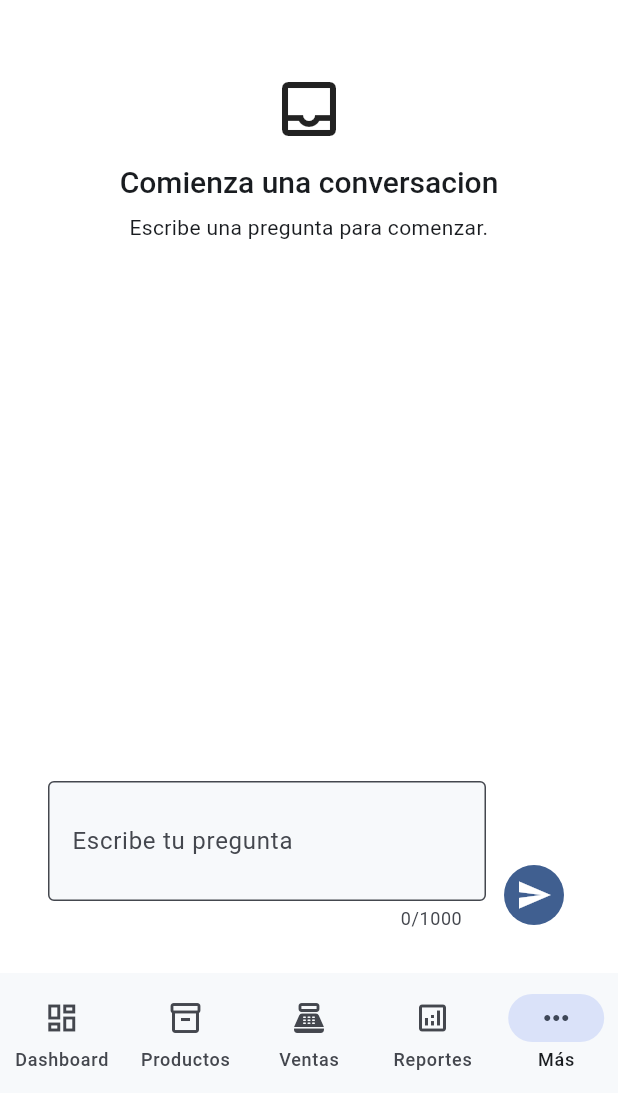
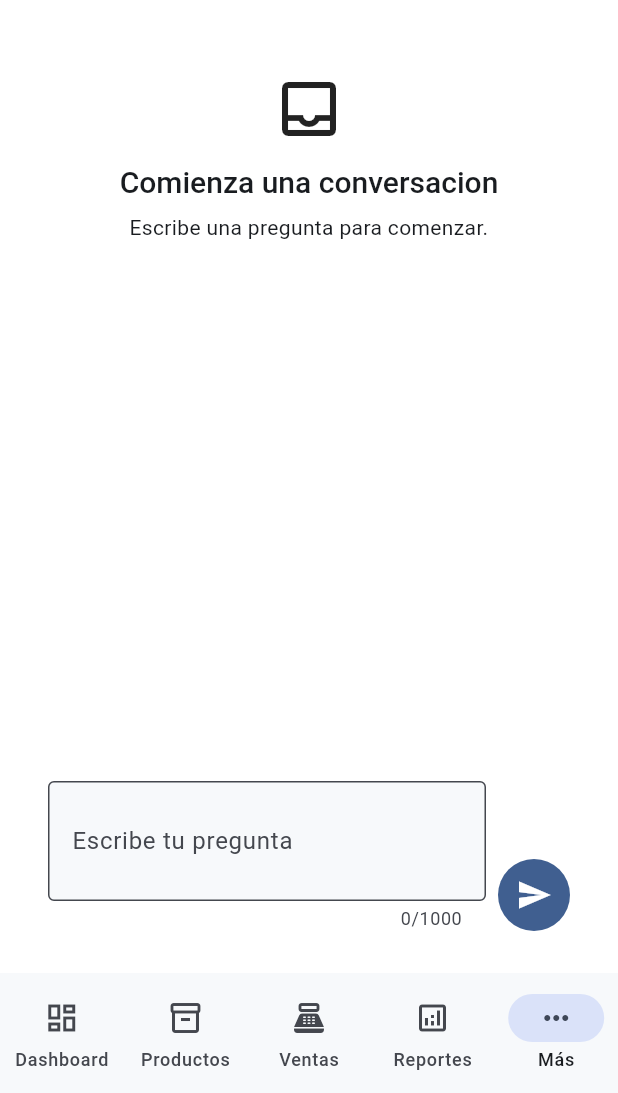
Before and after one commit to AndresCagua/FerrePlus, a Flutter app: the ChatPage screen opened by its route, on a phone screen of 412 x 824 dp, the part 143-1236 px from its top. Run offline on Flutter 3.47's test engine with Material 3 defaults, Android fonts, the light colour scheme and no system bars; our stand-ins replace dio, fl_chart, flutter_riverpod, flutter_secure_storage, freezed_annotation, go_router and 1 more; accounts and stored records are empty.

Commit message:
20260818
feat(flutter): dark mode, contraste y accesibilidad final

- Corrige fallbacks light-only y colores de chart/KPI en dark
- Ajusta contraste kpiAmber a #B45309 y outline dark a #E9EEF3
- Fija touch targets globales a 48dp
- Agrega semantic labels a FABs y anuncia valores del chart
- Adapta MetricsGrid a escala de texto 2.0 sin overflow
- Agrega tests de contraste light/dark y escala de texto

```diff
--- a/flutter/lib/presentation/features/chat/pages/chat_page.dart
+++ b/flutter/lib/presentation/features/chat/pages/chat_page.dart
@@ -79,7 +79,7 @@ class _ChatPageState extends ConsumerState<ChatPage> {
           if (chat.error != null)
             MaterialBanner(
               content: Text(chat.error!),
-              leading: const Icon(Icons.error_outline),
+              leading: const ExcludeSemantics(child: Icon(Icons.error_outline)),
               actions: <Widget>[
                 TextButton(
                   onPressed: () => ref.read(chatProvider.notifier).clearError(),
--- a/flutter/lib/presentation/features/commercial_pages.dart
+++ b/flutter/lib/presentation/features/commercial_pages.dart
@@ -80,6 +80,7 @@ class _VentasPageState extends ConsumerState<VentasPage> {
       floatingActionButton: permissions.contains(PermissionCodes.ventasCrear)
           ? FloatingActionButton(
               onPressed: () => context.push('/ventas/nuevo'),
+              tooltip: 'Nueva venta',
               child: const Icon(Icons.add),
             )
           : null,
@@ -511,6 +512,7 @@ class _ComprasPageState extends ConsumerState<ComprasPage> {
       floatingActionButton: permissions.contains(PermissionCodes.comprasCrear)
           ? FloatingActionButton(
               onPressed: () => context.push('/compras/nuevo'),
+              tooltip: 'Nueva compra',
               child: const Icon(Icons.add),
             )
           : null,
@@ -917,6 +919,7 @@ class MovimientosPage extends ConsumerWidget {
       floatingActionButton: canCreate
           ? FloatingActionButton(
               onPressed: () => context.push('/movimientos/nuevo'),
+              tooltip: 'Nuevo movimiento',
               child: const Icon(Icons.add),
             )
           : null,
@@ -1121,6 +1124,7 @@ class GastosPage extends ConsumerWidget {
       floatingActionButton: permissions.contains(PermissionCodes.gastosCrear)
           ? FloatingActionButton(
               onPressed: () => context.push('/gastos/nuevo'),
+              tooltip: 'Nuevo gasto',
               child: const Icon(Icons.add),
             )
           : null,
--- a/flutter/lib/presentation/features/mas/mas_page.dart
+++ b/flutter/lib/presentation/features/mas/mas_page.dart
@@ -148,9 +148,9 @@ class _MasTile extends StatelessWidget {
     label: 'Abrir ${item.label}',
     child: ListTile(
       minVerticalPadding: AppSpacing.space8,
-      leading: Icon(item.icon),
+      leading: ExcludeSemantics(child: Icon(item.icon)),
       title: Text(item.label),
-      trailing: const Icon(Icons.chevron_right),
+      trailing: const ExcludeSemantics(child: Icon(Icons.chevron_right)),
       onTap: () => context.go(item.route),
     ),
   );
--- a/flutter/lib/presentation/theme/app_colors.dart
+++ b/flutter/lib/presentation/theme/app_colors.dart
@@ -23,6 +23,8 @@ abstract final class AppColors {
   static const Color kpiPurple = Color(0xFF6A1B9A);
   static const Color kpiTeal = Color(0xFF00838F);
   static const Color kpiAmber = Color(0xFFFF8F00);
+  // Darker semantic amber keeps the KPI icon above 3:1 on light surfaces.
+  static const Color kpiAmberAccessible = Color(0xFFB45309);
   static const Color successContainerLight = Color(0xFFE8F5E9);
   static const Color errorContainerLight = Color(0xFFFFEBEE);
   static const Color successContainerDark = Color(0xFF1B5E20);
--- a/flutter/lib/presentation/theme/app_semantic_colors.dart
+++ b/flutter/lib/presentation/theme/app_semantic_colors.dart
@@ -38,6 +38,14 @@ class AppSemanticColors extends ThemeExtension<AppSemanticColors> {
   final Color successContainer;
   final Color errorContainer;
 
+  static AppSemanticColors of(BuildContext context) {
+    final AppSemanticColors? colors = Theme.of(
+      context,
+    ).extension<AppSemanticColors>();
+    if (colors != null) return colors;
+    return Theme.of(context).brightness == Brightness.dark ? dark : light;
+  }
+
   static const AppSemanticColors light = AppSemanticColors(
     primary: AppColors.blue700,
     onPrimary: AppColors.white,
@@ -51,7 +59,7 @@ class AppSemanticColors extends ThemeExtension<AppSemanticColors> {
     outline: AppColors.slate100,
     kpiPurple: AppColors.kpiPurple,
     kpiTeal: AppColors.kpiTeal,
-    kpiAmber: AppColors.kpiAmber,
+    kpiAmber: AppColors.kpiAmberAccessible,
     successContainer: AppColors.successContainerLight,
     errorContainer: AppColors.errorContainerLight,
   );
@@ -66,7 +74,7 @@ class AppSemanticColors extends ThemeExtension<AppSemanticColors> {
     success: AppColors.successDark,
     warning: AppColors.warningDark,
     error: AppColors.errorDark,
-    outline: AppColors.slate700,
+    outline: AppColors.slate100,
     kpiPurple: AppColors.coral300,
     kpiTeal: AppColors.blue300,
     kpiAmber: AppColors.warningDark,
@@ -75,7 +83,12 @@ class AppSemanticColors extends ThemeExtension<AppSemanticColors> {
   );
 
   @override
-  AppSemanticColors copyWith({Color? primary, Color? onPrimary, Color? surface, Color? onSurface}) => AppSemanticColors(
+  AppSemanticColors copyWith({
+    Color? primary,
+    Color? onPrimary,
+    Color? surface,
+    Color? onSurface,
+  }) => AppSemanticColors(
     primary: primary ?? this.primary,
     onPrimary: onPrimary ?? this.onPrimary,
     surface: surface ?? this.surface,
@@ -94,11 +107,18 @@ class AppSemanticColors extends ThemeExtension<AppSemanticColors> {
   );
 
   @override
-  AppSemanticColors lerp(covariant AppSemanticColors? other, double t) => other == null ? this : AppSemanticColors(
+  AppSemanticColors lerp(covariant AppSemanticColors? other, double t) =>
+      other == null
+      ? this
+      : AppSemanticColors(
           primary: Color.lerp(primary, other.primary, t)!,
           onPrimary: Color.lerp(onPrimary, other.onPrimary, t)!,
           surface: Color.lerp(surface, other.surface, t)!,
-        surfaceElevated: Color.lerp(surfaceElevated, other.surfaceElevated, t)!,
+          surfaceElevated: Color.lerp(
+            surfaceElevated,
+            other.surfaceElevated,
+            t,
+          )!,
           onSurface: Color.lerp(onSurface, other.onSurface, t)!,
           textSecondary: Color.lerp(textSecondary, other.textSecondary, t)!,
           success: Color.lerp(success, other.success, t)!,
@@ -108,7 +128,11 @@ class AppSemanticColors extends ThemeExtension<AppSemanticColors> {
           kpiPurple: Color.lerp(kpiPurple, other.kpiPurple, t)!,
           kpiTeal: Color.lerp(kpiTeal, other.kpiTeal, t)!,
           kpiAmber: Color.lerp(kpiAmber, other.kpiAmber, t)!,
-        successContainer: Color.lerp(successContainer, other.successContainer, t)!,
+          successContainer: Color.lerp(
+            successContainer,
+            other.successContainer,
+            t,
+          )!,
           errorContainer: Color.lerp(errorContainer, other.errorContainer, t)!,
         );
 }
--- a/flutter/lib/presentation/theme/app_theme.dart
+++ b/flutter/lib/presentation/theme/app_theme.dart
@@ -4,19 +4,29 @@ import 'app_colors.dart';
 import 'app_component_theme.dart';
 import 'app_semantic_colors.dart';
 import 'app_typography.dart';
+import 'app_spacing.dart';
 
 abstract final class AppTheme {
   static ThemeData get light => _buildTheme(
-        ColorScheme.fromSeed(seedColor: AppColors.blue700, brightness: Brightness.light),
+    ColorScheme.fromSeed(
+      seedColor: AppColors.blue700,
+      brightness: Brightness.light,
+    ),
     AppSemanticColors.light,
   );
 
   static ThemeData get dark => _buildTheme(
-        ColorScheme.fromSeed(seedColor: AppColors.blue300, brightness: Brightness.dark),
+    ColorScheme.fromSeed(
+      seedColor: AppColors.blue300,
+      brightness: Brightness.dark,
+    ),
     AppSemanticColors.dark,
   );
 
-  static ThemeData _buildTheme(ColorScheme scheme, AppSemanticColors semantic) => ThemeData(
+  static ThemeData _buildTheme(
+    ColorScheme scheme,
+    AppSemanticColors semantic,
+  ) => ThemeData(
     colorScheme: scheme,
     useMaterial3: true,
     textTheme: AppTypography.textTheme,
@@ -26,25 +36,54 @@ abstract final class AppTheme {
       backgroundColor: semantic.surface,
       foregroundColor: semantic.onSurface,
       elevation: AppComponentTheme.standard.appBarElevation,
-          titleTextStyle: AppTypography.textTheme.titleLarge?.copyWith(color: semantic.onSurface),
+      titleTextStyle: AppTypography.textTheme.titleLarge?.copyWith(
+        color: semantic.onSurface,
+      ),
     ),
     cardTheme: CardThemeData(
       color: semantic.surfaceElevated,
       elevation: AppComponentTheme.standard.cardElevation,
       margin: EdgeInsets.zero,
       shape: RoundedRectangleBorder(
-            borderRadius: BorderRadius.circular(AppComponentTheme.standard.cardRadius),
+        borderRadius: BorderRadius.circular(
+          AppComponentTheme.standard.cardRadius,
+        ),
       ),
     ),
     navigationBarTheme: NavigationBarThemeData(
       backgroundColor: semantic.surfaceElevated,
       height: AppComponentTheme.standard.navigationBarHeight,
+      labelTextStyle: WidgetStatePropertyAll(
+        AppTypography.textTheme.labelMedium?.copyWith(
+          color: semantic.onSurface,
+        ),
+      ),
+    ),
+    iconButtonTheme: const IconButtonThemeData(
+      style: ButtonStyle(
+        minimumSize: WidgetStatePropertyAll(
+          Size(AppSpacing.space48, AppSpacing.space48),
+        ),
+        tapTargetSize: MaterialTapTargetSize.padded,
+      ),
+    ),
+    filledButtonTheme: const FilledButtonThemeData(
+      style: ButtonStyle(
+        minimumSize: WidgetStatePropertyAll(Size(0, AppSpacing.space48)),
+      ),
+    ),
+    textButtonTheme: const TextButtonThemeData(
+      style: ButtonStyle(
+        minimumSize: WidgetStatePropertyAll(Size(0, AppSpacing.space48)),
+      ),
     ),
     inputDecorationTheme: InputDecorationTheme(
       filled: true,
       fillColor: semantic.surfaceElevated,
       border: OutlineInputBorder(
-            borderRadius: BorderRadius.circular(AppComponentTheme.standard.inputRadius),
+        borderRadius: BorderRadius.circular(
+          AppComponentTheme.standard.inputRadius,
+        ),
       ),
     ),
   );
```
Also changed, not shown: flutter/lib/presentation/features/admin_pages.dart (+13 -17 lines), flutter/lib/presentation/features/catalog_pages.dart (+4 -6 lines), flutter/lib/presentation/features/dashboard/widgets/metrics_grid.dart (+5 -4 lines), flutter/lib/presentation/features/dashboard/widgets/sales_chart.dart (+12 -4 lines), flutter/lib/presentation/features/productos/productos_pages.dart (+5 -4 lines), 1 other file. Lines whose indentation alone changed are shown as unchanged.
